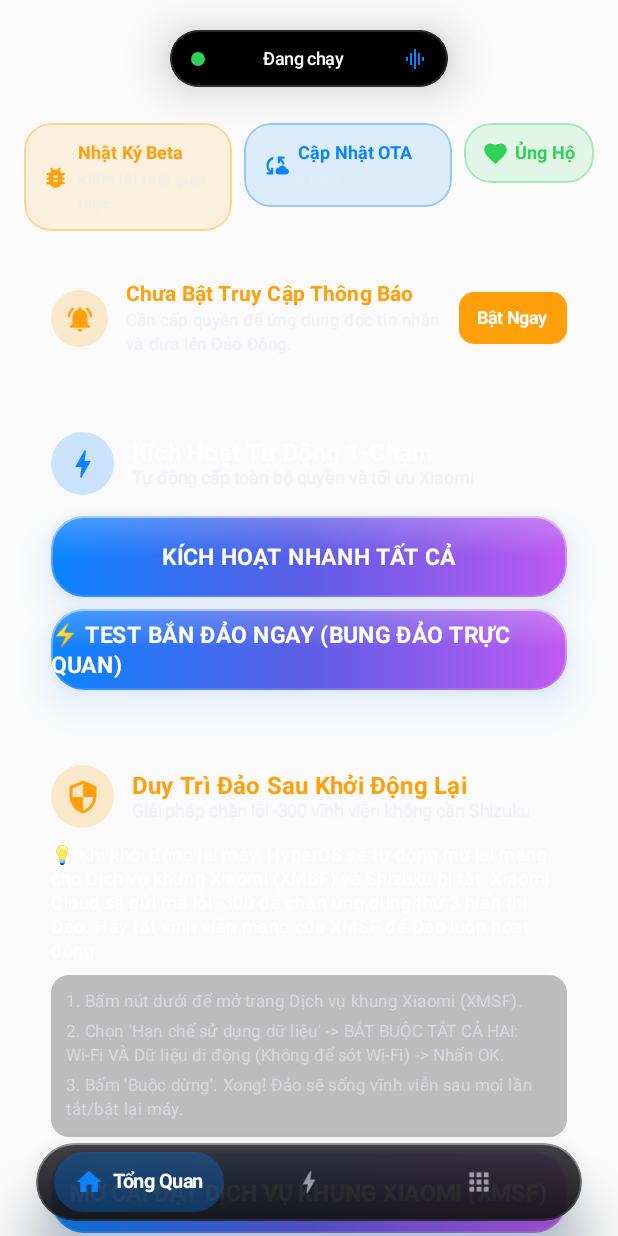
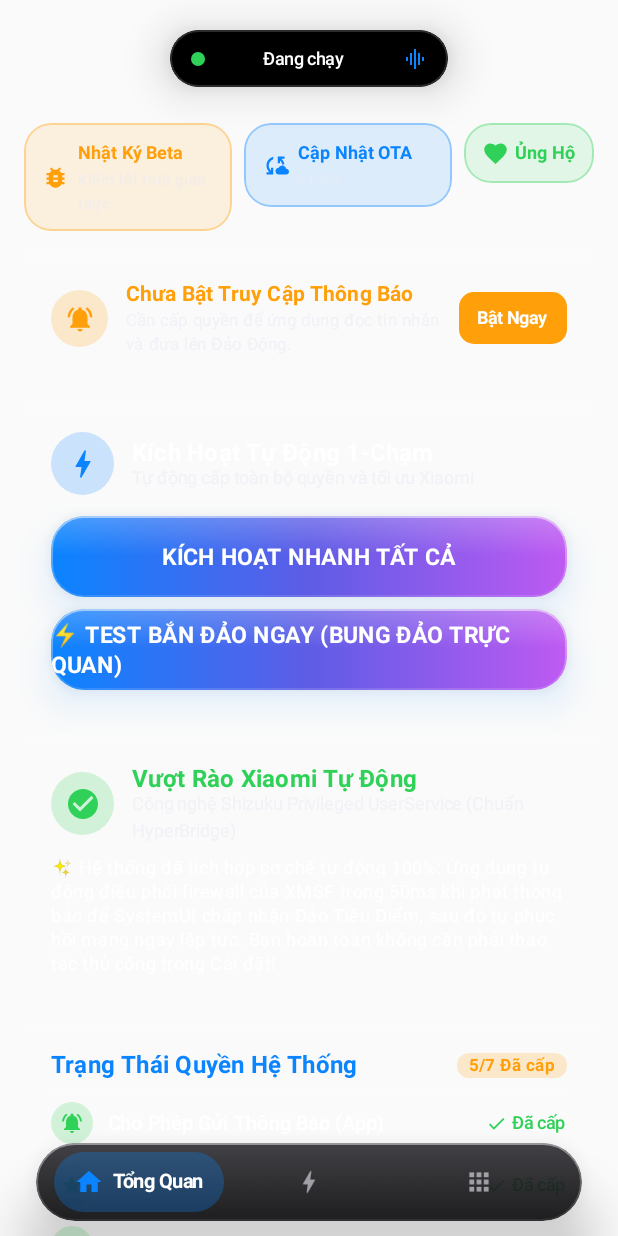
Before and after one commit to tranlocbtr99/DynamicHyper, an Android app built with Jetpack Compose: the screen it shows after launch (MainActivity), after a tap on "Cập Nhật OTA", on a phone screen of 412 x 824 dp. Run offline under Robolectric (Android 15) with nearby library versions, the phone set to English and light mode, and no system bars; libraries missing offline, so code that uses them is left out: dev.chrisbanes.haze, rikka.shizuku; 4 statements that could not run were skipped; 2 other taps on this screen came first.

Commit message:
feat(v2.0.9): integrate full Shizuku Privileged UserService (HyperBridge parity) with automatic momentary 50ms XMSF firewall lock

```diff
--- a/app/build.gradle.kts
+++ b/app/build.gradle.kts
@@ -12,8 +12,8 @@ android {
         applicationId = "com.ltm.dynamichyper"
         minSdk = 33
         targetSdk = 37
-        versionCode = 45
-        versionName = "2.0.8-beta"
+        versionCode = 46
+        versionName = "2.0.9-beta"
 
         testInstrumentationRunner = "androidx.test.runner.AndroidJUnitRunner"
     }
@@ -44,6 +44,7 @@ android {
     buildFeatures {
         compose = true
         aidl = true
+        buildConfig = true
     }
 }
 
--- a/app/src/main/java/com/ltm/dynamichyper/core/ShizukuEngine.kt
+++ b/app/src/main/java/com/ltm/dynamichyper/core/ShizukuEngine.kt
@@ -204,24 +204,22 @@ object ShizukuEngine {
      */
     suspend fun postNotificationSafely(context: Context, id: Int, notification: Notification) {
         notifyMutex.withLock {
-            val pm = context.packageManager
-            val xmsfUid = try {
-                pm.getPackageUid("com.xiaomi.xmsf", 0)
-            } catch (_: Exception) {
-                null
-            }
-
             if (hasShizukuPermission()) {
                 try {
-                    // Áp dụng cô lập mạng XMSF toàn diện trước khi bắn thông báo
-                    applyXmsfBypass(context)
-                } catch (e: Throwable) {
-                    Log.w(TAG, "Lỗi khóa mạng XMSF trước khi notify: ${e.message}")
+                    // Tạm khóa mạng XMSF 50ms qua Shizuku UserService chuẩn HyperBridge để AuthManager pass -400
+                    XmsfNetworkHelper.setXmsfNetworkingEnabled(context, false)
+                    delay(50)
+                    NotificationManagerCompat.from(context).notify(id, notification)
+                    Log.d(TAG, "✓ Đã bắn Focus Notification thành công (id=$id)")
+                } finally {
+                    delay(100)
+                    // Tự động phục hồi mạng cho XMSF để dịch vụ đám mây Xiaomi hoạt động bình thường
+                    XmsfNetworkHelper.setXmsfNetworkingEnabled(context, true)
                 }
+            } else {
+                NotificationManagerCompat.from(context).notify(id, notification)
+                Log.d(TAG, "✓ Đã bắn Focus Notification (id=$id)")
             }
-
-            NotificationManagerCompat.from(context).notify(id, notification)
-            Log.d(TAG, "✓ Đã bắn Focus Notification thành công (id=$id)")
         }
     }
 }
--- a/app/src/main/java/com/ltm/dynamichyper/ui/screens/DashboardScreen.kt
+++ b/app/src/main/java/com/ltm/dynamichyper/ui/screens/DashboardScreen.kt
@@ -537,7 +537,7 @@ private fun OverviewTabScreen(
             )
         }
 
-        // Card Hướng dẫn duy trì Đảo sau khi khởi động lại máy (Reboot Survival & XMSF Bypass)
+        // Card Tự Động Vượt Rào Xiaomi XMSF (Chuẩn HyperBridge)
         LiquidGlassCard(hazeState = hazeState) {
             Row(
                 modifier = Modifier.fillMaxWidth(),
@@ -547,23 +547,23 @@ private fun OverviewTabScreen(
                     modifier = Modifier
                         .size(42.dp)
                         .clip(CircleShape)
-                        .background(AppleOrange.copy(alpha = 0.2f)),
+                        .background(AppleTeal.copy(alpha = 0.2f)),
                     contentAlignment = Alignment.Center
                 ) {
                     Icon(
-                        imageVector = Icons.Default.Security,
+                        imageVector = Icons.Default.CheckCircle,
                         contentDescription = null,
-                        tint = AppleOrange
+                        tint = AppleTeal
                     )
                 }
                 Spacer(modifier = Modifier.width(12.dp))
                 Column(modifier = Modifier.weight(1f)) {
                     Text(
-                        text = "Duy Trì Đảo Sau Khởi Động Lại",
-                        style = Typography.titleMedium.copy(fontWeight = FontWeight.Bold, color = AppleOrange)
+                        text = "Vượt Rào Xiaomi Tự Động",
+                        style = Typography.titleMedium.copy(fontWeight = FontWeight.Bold, color = AppleTeal)
                     )
                     Text(
-                        text = "Giải pháp chặn lỗi -300 vĩnh viễn không cần Shizuku",
+                        text = "Công nghệ Shizuku Privileged UserService (Chuẩn HyperBridge)",
                         style = Typography.bodyMedium.copy(fontSize = 12.sp, color = TextSecondary)
                     )
                 }
@@ -572,49 +572,8 @@ private fun OverviewTabScreen(
             Spacer(modifier = Modifier.height(10.dp))
 
             Text(
-                text = "💡 Khi khởi động lại máy, HyperOS sẽ tự động mở lại mạng cho Dịch vụ khung Xiaomi (XMSF) và Shizuku bị tắt. Xiaomi Cloud sẽ gửi mã lỗi -300 để chặn ứng dụng thứ 3 hiển thị Đảo. Hãy tắt vĩnh viễn mạng của XMSF để Đảo luôn hoạt động:",
+                text = "✨ Hệ thống đã tích hợp cơ chế tự động 100%: Ứng dụng tự động điều phối firewall của XMSF trong 50ms khi phát thông báo để SystemUI chấp nhận Đảo Tiêu Điểm, sau đó tự phục hồi mạng ngay lập tức. Bạn hoàn toàn không cần phải thao tác thủ công trong Cài đặt!",
                 style = Typography.bodySmall.copy(fontSize = 12.sp, color = TextPrimary)
-            )
-
-            Spacer(modifier = Modifier.height(8.dp))
-
-            Column(
-                modifier = Modifier
-                    .fillMaxWidth()
-                    .clip(RoundedCornerShape(12.dp))
-                    .background(Color.Black.copy(alpha = 0.25f))
-                    .padding(10.dp),
-                verticalArrangement = Arrangement.spacedBy(4.dp)
-            ) {
-                Text(
-                    text = "1. Bấm nút dưới để mở trang Dịch vụ khung Xiaomi (XMSF).",
-                    style = Typography.bodySmall.copy(fontSize = 11.sp, color = TextSecondary)
-                )
-                Text(
-                    text = "2. Chọn 'Hạn chế sử dụng dữ liệu' -> BẮT BUỘC TẮT CẢ HAI: Wi-Fi VÀ Dữ liệu di động (Không để sót Wi-Fi) -> Nhấn OK.",
-                    style = Typography.bodySmall.copy(fontSize = 11.sp, color = TextSecondary)
-                )
-                Text(
-                    text = "3. Bấm 'Buộc dừng'. Xong! Đảo sẽ sống vĩnh viễn sau mọi lần tắt/bật lại máy.",
-                    style = Typography.bodySmall.copy(fontSize = 11.sp, color = TextSecondary)
-                )
-            }
-
-            Spacer(modifier = Modifier.height(10.dp))
-
-            LiquidActionButton(
-                text = "MỞ CÀI ĐẶT DỊCH VỤ KHUNG XIAOMI (XMSF)",
-                onClick = {
-                    try {
-                        val intent = Intent(Settings.ACTION_APPLICATION_DETAILS_SETTINGS).apply {
-                            data = Uri.parse("package:com.xiaomi.xmsf")
-                            addFlags(Intent.FLAG_ACTIVITY_NEW_TASK)
-                        }
-                        context.startActivity(intent)
-                    } catch (e: Exception) {
-                        Toast.makeText(context, "Không thể mở trang cài đặt XMSF: ${e.message}", Toast.LENGTH_SHORT).show()
-                    }
-                }
             )
         }
 
```
Also changed, not shown: app/src/main/java/com/ltm/dynamichyper/core/PrivilegedServiceImpl.kt (added, +160 -0 lines), app/src/main/java/com/ltm/dynamichyper/core/ShizukuUserServiceRecycler.kt (added, +116 -0 lines), app/src/main/java/com/ltm/dynamichyper/core/XmsfNetworkHelper.kt (added, +59 -0 lines), app/src/main/aidl/com/ltm/dynamichyper/IPrivilegedLogCallback.aidl (added), app/src/main/aidl/com/ltm/dynamichyper/IPrivilegedService.aidl (added), 1 other file.
